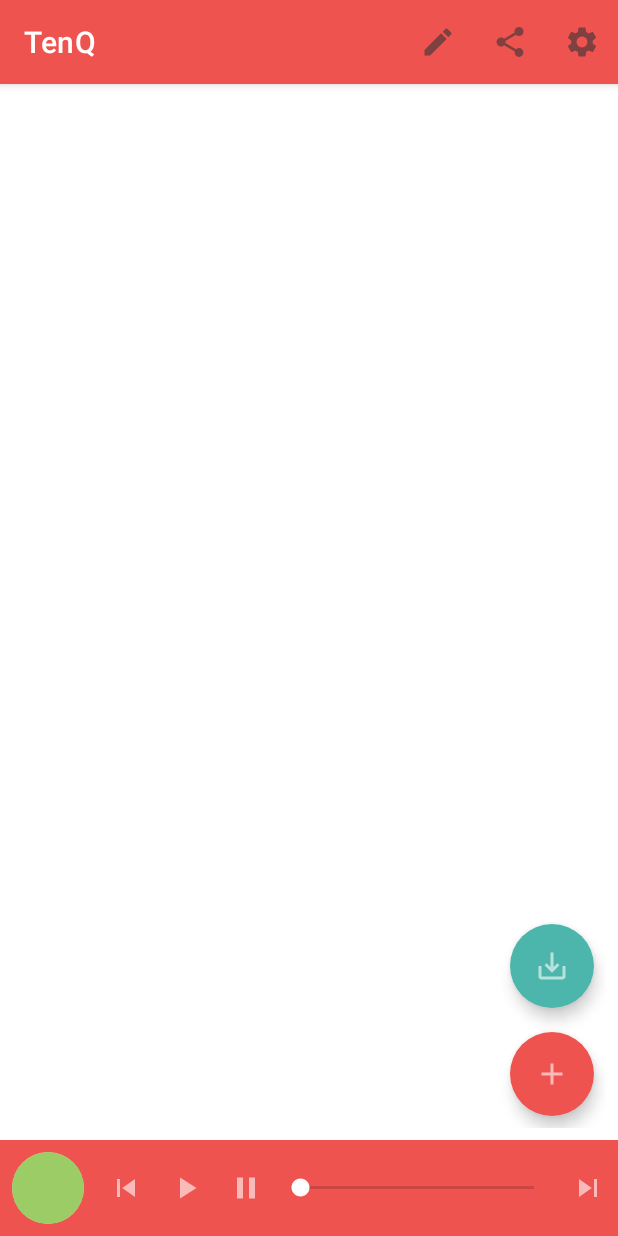
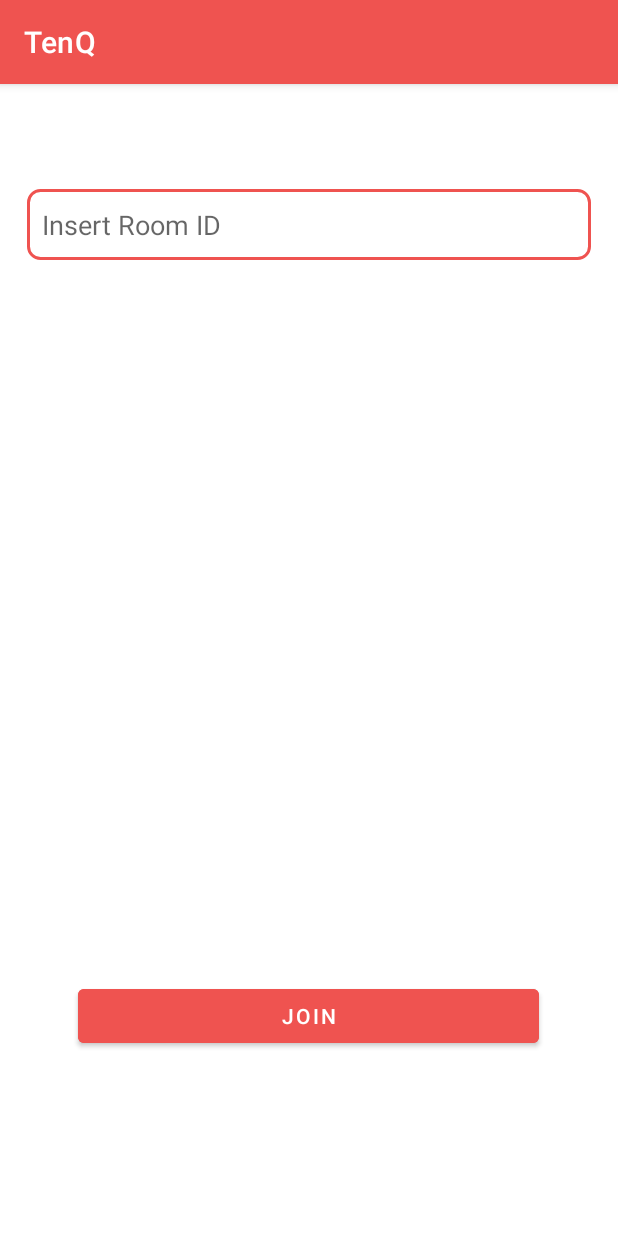
Before and after one commit to NitsanAmit/TenQ, an Android app: the screen it shows after launch (RoomActivity before the commit, JoinLinkActivity after it), on a phone screen of 412 x 824 dp. Run offline under Robolectric (Android 15) with nearby library versions, the phone set to English and light mode, and no system bars; our stand-ins replace Firebase (no records; nobody signed in at launch, a user with empty details on screens opened directly); libraries missing offline, so code that uses them is left out: com.spotify.sdk; 2 statements that could not run were skipped.

Commit message:
added joinActivaty flow and xml

```diff
--- a/app/src/main/AndroidManifest.xml
+++ b/app/src/main/AndroidManifest.xml
@@ -25,7 +25,6 @@
         <activity android:name=".ui.activities.RoomActivity" />
         <activity android:name=".ui.activities.JoinQrActivity" />
         <activity android:name=".ui.activities.JoinLinkActivity" />
-        <activity android:name=".ui.activities.CreateQrActivity" />
         <activity android:name=".ui.activities.ExistingRoomsActivity"
             android:label="Existing Rooms"/>
         <activity android:name=".ui.activities.MainActivity"
--- a/app/src/main/java/com/postpc/tenq/ui/activities/JoinQrActivity.java
+++ b/app/src/main/java/com/postpc/tenq/ui/activities/JoinQrActivity.java
@@ -34,7 +34,7 @@ public class JoinQrActivity extends TenQActivity implements View.OnClickListener
         super.onCreate(savedInstanceState);
         setContentView(R.layout.activity_join_qr);
 
-        scanBtn = findViewById(R.id.scanBtn);
+        scanBtn = findViewById(R.id.scan_button);
 
         // scan button listener
         scanBtn.setOnClickListener(this);
--- a/app/src/main/java/com/postpc/tenq/ui/activities/MainActivity.java
+++ b/app/src/main/java/com/postpc/tenq/ui/activities/MainActivity.java
@@ -43,7 +43,7 @@ public class MainActivity extends TenQActivity {
 
     private void startRoomsActivity() {
         // todo - change this to RoomActivity.calss - only for check JoinQrActivity
-        startActivity(new Intent(this, RoomActivity.class));
+        startActivity(new Intent(this, JoinLinkActivity.class));
 //        startActivity(new Intent(this, ExistingRoomsActivity.class));
 
     }
--- a/app/src/main/java/com/postpc/tenq/ui/activities/RoomActivity.java
+++ b/app/src/main/java/com/postpc/tenq/ui/activities/RoomActivity.java
@@ -91,7 +91,7 @@ public class RoomActivity extends TenQActivity {
 
         switch (item.getItemId()){
             case R.id.share: // for debugging use this room id: "yYQK9C19BGy8nt5C4zxY"
-                ShareAlertDialog.share(RoomActivity.this, "yYQK9C19BGy8nt5C4zxY");
+                ShareAlertDialog.share(RoomActivity.this, room.getId());
                 break;
             case R.id.settings:
                 startActivity(new Intent(RoomActivity.this, RoomSettingsActivity.class));
--- /dev/null
+++ b/app/src/main/res/drawable/et_style.xml
@@ -0,0 +1,7 @@
+<?xml version="1.0" encoding="utf-8"?>
+<shape xmlns:android="http://schemas.android.com/apk/res/android" android:shape="rectangle">
+    <stroke
+        android:width="2dp"
+        android:color="@color/primary" />
+    <corners android:radius="8dp"/>
+</shape>
--- a/app/src/main/res/layout/activity_join_link.xml
+++ b/app/src/main/res/layout/activity_join_link.xml
@@ -1,9 +1,30 @@
 <?xml version="1.0" encoding="utf-8"?>
-<androidx.constraintlayout.widget.ConstraintLayout xmlns:android="http://schemas.android.com/apk/res/android"
-    xmlns:app="http://schemas.android.com/apk/res-auto"
+<LinearLayout
+    xmlns:android="http://schemas.android.com/apk/res/android"
     xmlns:tools="http://schemas.android.com/tools"
     android:layout_width="match_parent"
     android:layout_height="match_parent"
+    android:orientation="vertical"
+    android:paddingTop="70dp"
     tools:context=".ui.activities.JoinLinkActivity">
 
-</androidx.constraintlayout.widget.ConstraintLayout>
+
+    <EditText
+        android:id="@+id/insert_room_code"
+        android:layout_width="376dp"
+        android:layout_height="47dp"
+        android:layout_gravity="center"
+        android:background="@drawable/et_style"
+        android:padding="10dp"
+        android:hint="@string/insert_room_id" />
+
+    <Button
+        android:id="@+id/join_button"
+        android:layout_width="307dp"
+        android:layout_height="48dp"
+        android:layout_gravity="center"
+        android:layout_margin="480dp"
+        android:backgroundTint="@color/primary"
+        android:text="@string/join" />
+
+</LinearLayout>
--- a/app/src/main/res/values/strings.xml
+++ b/app/src/main/res/values/strings.xml
@@ -20,4 +20,6 @@
     <string name="allow_foreign_actions">ALLOW FOREIGN ACTIONS</string>
     <string name="sound_awareness_sub_text">Listen to the room sounds and automatically reduce/increase the bluetooth device volume</string>
     <string name="allow_foreign_sub_text">Let users perform delete/reorder actions on songs they didn’t add themselves</string>
+    <string name="join">JOIN</string>
+    <string name="insert_room_id">Insert Room ID</string>
 </resources>
```
Also changed, not shown: app/src/main/java/com/postpc/tenq/ui/activities/CreateQrActivity.java (deleted, +0 -66 lines), app/src/main/java/com/postpc/tenq/ui/activities/JoinLinkActivity.java (+122 -1 lines), app/src/main/res/layout/activity_join_qr.xml (+2 -10 lines).
